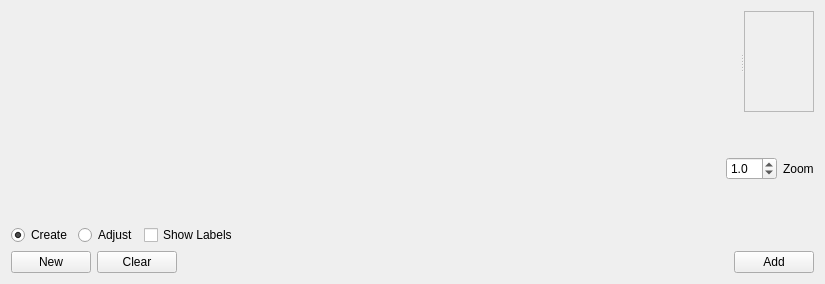
Qt form cgt/crystaldrawingwidget.ui (jonathanHuwP/CrystalGrowthTracker) before a commit.
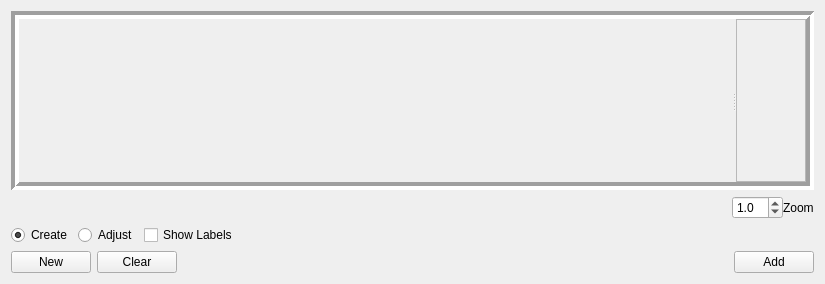
The same form after that commit. Custom widgets are drawn as their Qt base class.

Commit message: fixed size problem in drawing widget

Patch:
```diff
--- a/cgt/crystaldrawingwidget.ui
+++ b/cgt/crystaldrawingwidget.ui
@@ -14,13 +14,44 @@
    <string>Crystal Drawing</string>
   </property>
   <layout class="QVBoxLayout" name="verticalLayout">
+   <property name="sizeConstraint">
+    <enum>QLayout::SetMinimumSize</enum>
+   </property>
    <item>
     <widget class="QSplitter" name="splitter">
+     <property name="sizePolicy">
+      <sizepolicy hsizetype="Expanding" vsizetype="Expanding">
+       <horstretch>0</horstretch>
+       <verstretch>0</verstretch>
+      </sizepolicy>
+     </property>
+     <property name="frameShape">
+      <enum>QFrame::Box</enum>
+     </property>
+     <property name="frameShadow">
+      <enum>QFrame::Sunken</enum>
+     </property>
+     <property name="lineWidth">
+      <number>4</number>
+     </property>
      <property name="orientation">
       <enum>Qt::Horizontal</enum>
      </property>
-     <widget class="ResultsTreeWidget" name="_treeWidget" native="true"/>
+     <widget class="ResultsTreeWidget" name="_treeWidget" native="true">
+      <property name="sizePolicy">
+       <sizepolicy hsizetype="Preferred" vsizetype="Expanding">
+        <horstretch>0</horstretch>
+        <verstretch>0</verstretch>
+       </sizepolicy>
+      </property>
+     </widget>
      <widget class="QScrollArea" name="_scrollArea">
+      <property name="sizePolicy">
+       <sizepolicy hsizetype="Expanding" vsizetype="Maximum">
+        <horstretch>0</horstretch>
+        <verstretch>0</verstretch>
+       </sizepolicy>
+      </property>
       <property name="widgetResizable">
        <bool>true</bool>
       </property>
@@ -30,7 +61,7 @@
          <x>0</x>
          <y>0</y>
          <width>105</width>
-         <height>105</height>
+         <height>125</height>
         </rect>
        </property>
       </widget>
@@ -39,6 +70,12 @@
    </item>
    <item>
     <layout class="QHBoxLayout" name="_labelsZoomLayout">
+     <property name="spacing">
+      <number>0</number>
+     </property>
+     <property name="sizeConstraint">
+      <enum>QLayout::SetFixedSize</enum>
+     </property>
      <item>
       <widget class="VideoControlWidget" name="_videoControl" native="true"/>
      </item>
@@ -76,6 +113,12 @@
      </item>
      <item>
       <widget class="QLabel" name="label">
+       <property name="sizePolicy">
+        <sizepolicy hsizetype="Preferred" vsizetype="Minimum">
+         <horstretch>0</horstretch>
+         <verstretch>0</verstretch>
+        </sizepolicy>
+       </property>
        <property name="text">
         <string>Zoom</string>
        </property>
```
Left out of the diff: 6 changed lines with no effect on the pictures.
